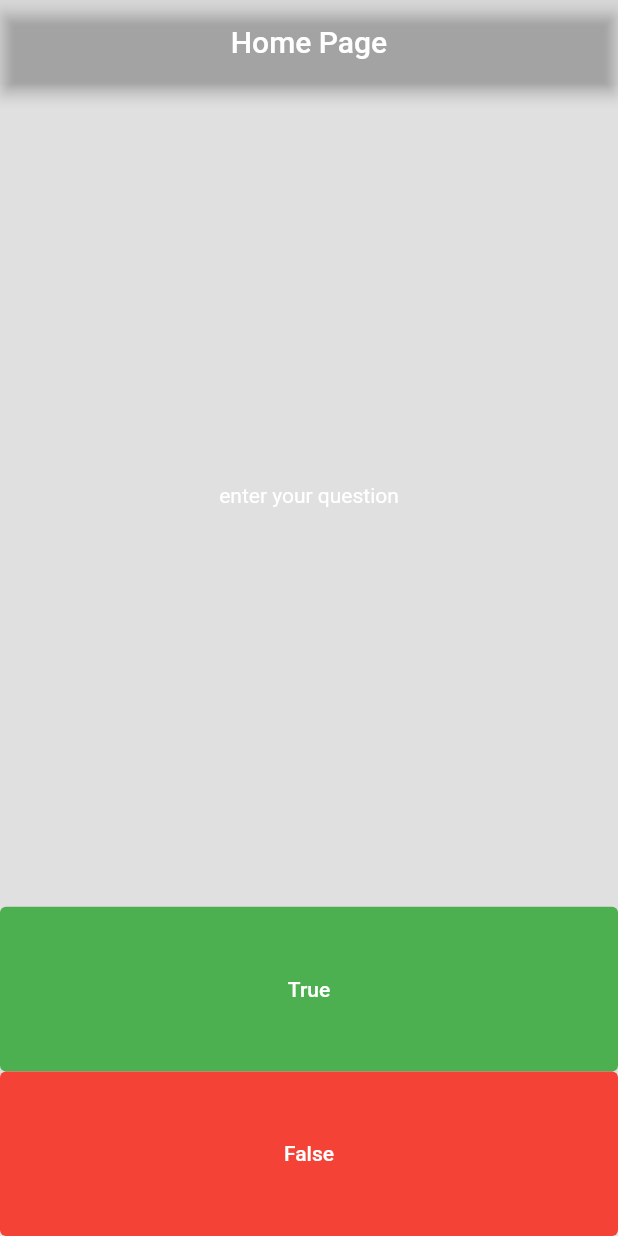
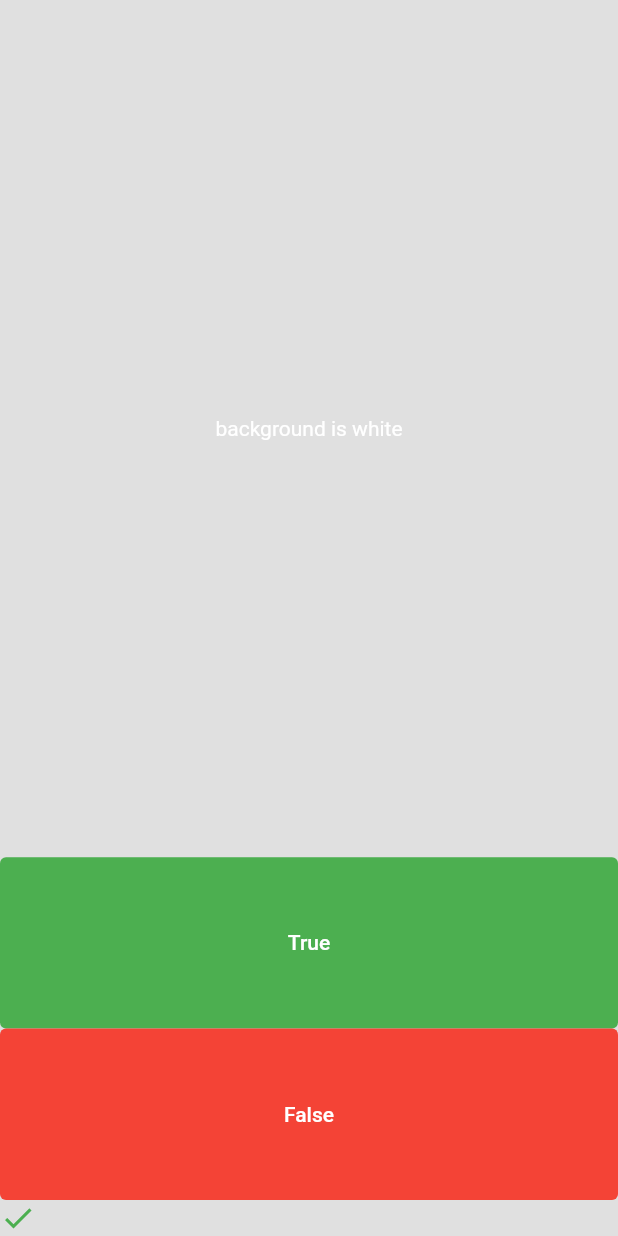
Before and after one commit to Pragya1904/quizzler, a Flutter app: the screen it shows after launch, after a tap on "True", on a phone screen of 412 x 824 dp. Run offline on Flutter 3.47's test engine with Material 2 defaults, Android fonts, the phone set to English and light mode, and no system bars.

Commit message:
applied oops concept

```diff
--- /dev/null
+++ b/lib/brain.dart
@@ -0,0 +1,21 @@
+
+import 'package:quiz/question.dart';
+class Brain {
+  int _count = 0;
+  List<Question> _qna = [
+    Question('The developer\'s mentor\'s name is harshit', true),
+    Question('background is white', false),
+    Question('developer is Pragya', true),
+  ];
+  void next(){
+    if(_count<_qna.length-1)
+      _count++;
+  }
+
+  String getQuestion() {
+    return _qna[_count].question;
+  }
+  bool getAnswer(){
+    return _qna[_count].answer;
+  }
+}
--- a/lib/main.dart
+++ b/lib/main.dart
@@ -1,57 +1,94 @@
 import 'package:flutter/material.dart';
+import 'brain.dart';
 
+Brain brain=Brain();
 void main() {
   runApp(MaterialApp(
-    home: quiz(),
+    debugShowCheckedModeBanner: false,
+    home: Quiz(),
   ));
 }
 
-class quiz extends StatefulWidget {
-  const quiz({Key? key}) : super(key: key);
+class Quiz extends StatefulWidget {
+  const Quiz({Key? key}) : super(key: key);
 
   @override
-  State<quiz> createState() => _quizState();
+  State<Quiz> createState() => _QuizState();
 }
 
-class _quizState extends State<quiz> {
+class _QuizState extends State<Quiz> {
+  List<Icon> score = [];
   @override
   Widget build(BuildContext context) {
     return Scaffold(
       backgroundColor: Colors.black12,
-      appBar: AppBar(
-        backgroundColor: Colors.transparent,
-        centerTitle: true,
-        title: Text('Home Page'),
-      ),
-      body: Container(
-        child: Column(
+      body: Column(
         crossAxisAlignment: CrossAxisAlignment.stretch,
         children: [
           Expanded(
             flex: 5,
-              child: Center(child: Text("enter your question",style: TextStyle(color: Colors.white),)),
+            child: Center(
+                child: Text(
+              brain.getQuestion(),
+              style: TextStyle(color: Colors.white),
+            )),
           ),
           Expanded(
             flex: 1,
             child: TextButton(
                 style: TextButton.styleFrom(backgroundColor: Colors.green),
-                  onPressed: () {},
-                  child: Text("True",style: TextStyle(color: Colors.white),
+                onPressed: () {
+                  if (brain.getAnswer() == true) {
+                    correct();
+                  } else {
+                    wrong();
+                  }
+                  brain.next();
+
+                },
+                child: Text(
+                  "True",
+                  style: TextStyle(color: Colors.white),
                 )),
           ),
           Expanded(
             flex: 1,
             child: TextButton(
                 style: TextButton.styleFrom(backgroundColor: Colors.red),
-                  onPressed: () {},
+                onPressed: () {
+                  if (brain.getAnswer() == false) {
+                    correct();
+                  } else {
+                    wrong();
+                  }
+                  brain.next();
+                },
                 child: Text(
                   "False",
                   style: TextStyle(color: Colors.white),
                 )),
           ),
+          //Todo: adding a todo is helpful...acts like a bookmark too :)
+          Row(
+            children: score,
+          )
         ],
-        ),
       ),
     );
   }
+
+  void correct() {
+    print('correct answer');
+    setState(() {
+      score.add(Icon(Icons.check, color: Colors.green));
+    });
   }
+
+  void wrong() {
+    print('wrong answer');
+    setState(() {
+      score.add(Icon(Icons.close, color: Colors.red));
+    });
+
+  }
+}
--- /dev/null
+++ b/lib/question.dart
@@ -0,0 +1,6 @@
+class Question {
+  String question;
+  bool answer;
+
+  Question(this.question,this.answer){}
+}
```
Lines whose indentation alone changed are shown as unchanged.
